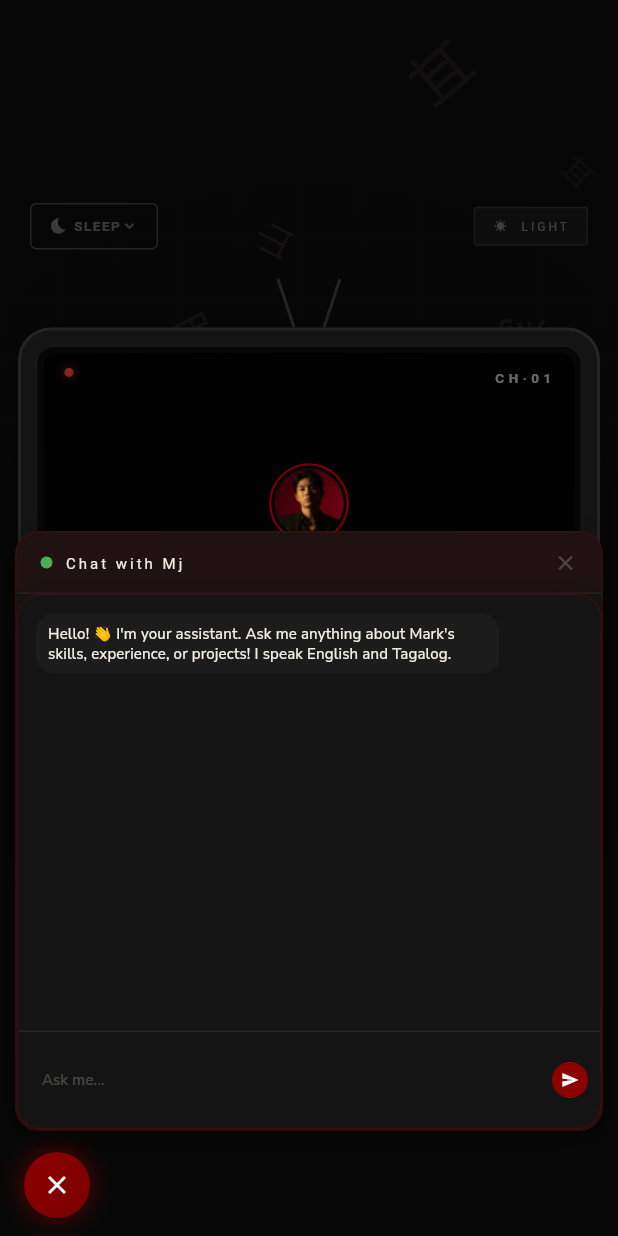
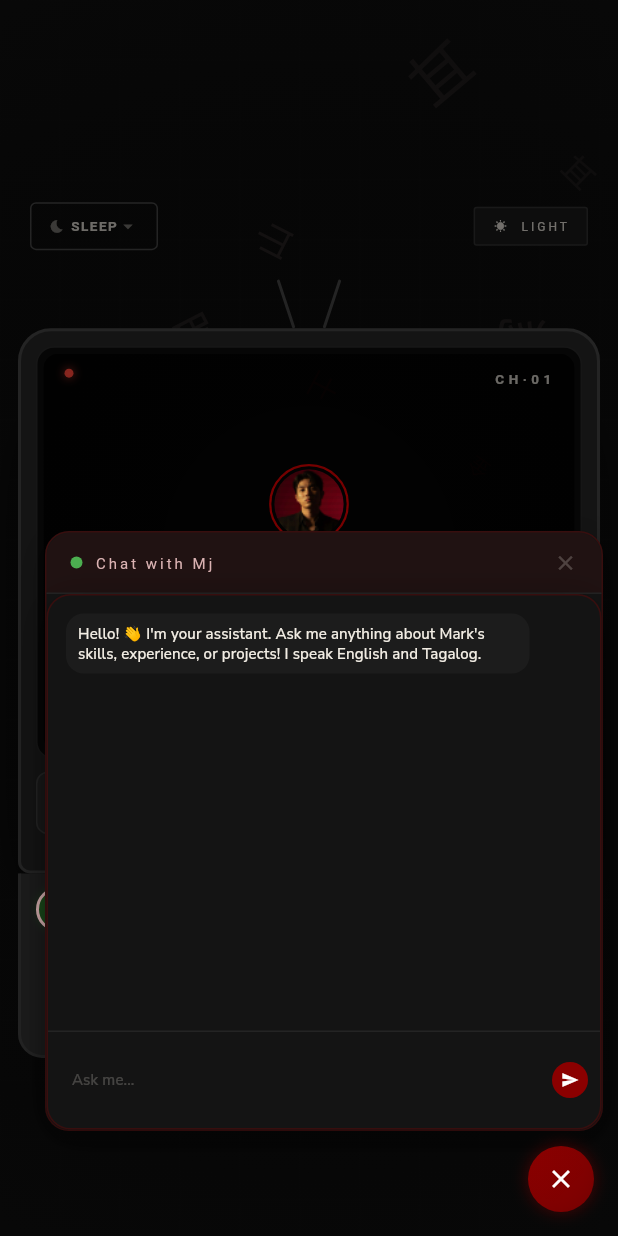
Before and after one commit to MarkJoseph1216/FlutterPorfolio, a Flutter app: the screen it shows after launch, after a tap on the "chat" icon, on a phone screen of 412 x 824 dp. Run offline on Flutter 3.47's test engine with Material 3 defaults, Android fonts, the phone set to English and light mode, and no system bars; our stand-ins replace google_fonts; missing offline and left inert: dart:js; Roboto replaces fonts that are missing (Courier Prime).

Commit message:
fixed margins, added draggable function on floating button, added screen saver and sleep timer functionality

```diff
--- a/lib/presentation/screens/home/tv_set.dart
+++ b/lib/presentation/screens/home/tv_set.dart
@@ -670,7 +670,7 @@ class _PoweredOffScreen extends StatelessWidget {
               Text(
                 'POWER OFF',
                 style: AppFonts.tvChannel(
-                  color: colors.textMuted,
+                  color: colors.tvPowerOff,
                   size: 7,
                   letterSpacing: 2,
                 ),
--- a/lib/presentation/widgets/common/floating_chat_button.dart
+++ b/lib/presentation/widgets/common/floating_chat_button.dart
@@ -17,7 +17,11 @@ class _FloatingChatButtonState extends State<FloatingChatButton>
   late Animation<double> _scaleAnimation;
   late Animation<double> _fadeAnimation;
 
-  bool _isRippleAnimating = false;
+  Offset _dragPosition = Offset.zero;
+  bool _hasUserDragged = false;
+  bool _isDragging = false;
+  Offset? _dragStartPosition;
+  Offset? _dragStartOffset;
 
   @override
   void initState() {
@@ -34,27 +38,6 @@ class _FloatingChatButtonState extends State<FloatingChatButton>
       parent: _animationController,
       curve: Curves.easeOut,
     );
-
-    WidgetsBinding.instance.addPostFrameCallback((_) {
-      if (mounted && !_isChatOpen) {
-        _startRippleAnimation();
-      }
-    });
-  }
-
-  void _startRippleAnimation() {
-    if (_isRippleAnimating) return;
-    _isRippleAnimating = true;
-
-    Future.delayed(const Duration(seconds: 3), () {
-      if (mounted && !_isChatOpen) {
-        setState(() {});
-        _isRippleAnimating = false;
-        _startRippleAnimation();
-      } else {
-        _isRippleAnimating = false;
-      }
-    });
   }
 
   @override
@@ -78,31 +61,34 @@ class _FloatingChatButtonState extends State<FloatingChatButton>
   Widget build(BuildContext context) {
     final colors = AppColors.of(context);
     final isMobile = MediaQuery.of(context).size.width < 640;
-    final isCompact = MediaQuery.of(context).size.width < 480;
-    final screenWidth = MediaQuery.of(context).size.width;
+    final screenSize = MediaQuery.of(context).size;
+    final buttonSize = isMobile ? 44.0 : 52.0;
 
-    final buttonLeft = isMobile ? 16.0 : null;
-    final buttonRight = isMobile ? null : 30.0;
-    final buttonBottom = isCompact ? 12.0 : (isMobile ? 20.0 : 30.0);
+    final double edgeMargin = isMobile ? 16 : 24;
 
-    final chatBottom = isMobile ? 70.0 : 80.0;
-    final chatRight = isMobile ? 10.0 : 20.0;
-    final chatLeft = isMobile ? 10.0 : null;
+    final double defaultX = screenSize.width - buttonSize - edgeMargin;
+    final double defaultY = screenSize.height - buttonSize - edgeMargin;
 
-    return SafeArea(
-      child: Stack(
+    double currentX = defaultX;
+    double currentY = defaultY;
+
+    if (_hasUserDragged) {
+      currentX = _dragPosition.dx;
+      currentY = _dragPosition.dy;
+    }
+
+    return Stack(
       children: [
         if (_isChatOpen)
           Positioned(
-              bottom: chatBottom,
-              right: chatRight,
-              left: chatLeft,
+            bottom: isMobile ? 70 : 80,
+            right: isMobile ? 10 : 20,
             child: FadeTransition(
               opacity: _fadeAnimation,
               child: ScaleTransition(
                 scale: _scaleAnimation,
                 child: Container(
-                    width: isMobile ? screenWidth - 40 : 320,
+                  width: isMobile ? screenSize.width - 40 : 320,
                   height: isMobile ? 400 : 450,
                   decoration: BoxDecoration(
                     color: colors.surface,
@@ -118,16 +104,12 @@ class _FloatingChatButtonState extends State<FloatingChatButton>
                   ),
                   child: Column(
                     children: [
-                        // Chat header
                       Container(
-                          padding: const EdgeInsets.symmetric(
-                              horizontal: 16, vertical: 12),
+                        padding: const EdgeInsets.symmetric(horizontal: 16, vertical: 12),
                         decoration: BoxDecoration(
                           color: colors.tvAccent.withOpacity(0.1),
-                            borderRadius: const BorderRadius.vertical(
-                                top: Radius.circular(16)),
-                            border:
-                            Border(bottom: BorderSide(color: colors.border)),
+                          borderRadius: const BorderRadius.vertical(top: Radius.circular(16)),
+                          border: Border(bottom: BorderSide(color: colors.border)),
                         ),
                         child: Row(
                           children: [
@@ -143,7 +125,7 @@ class _FloatingChatButtonState extends State<FloatingChatButton>
                             Text(
                               'Chat with Mj',
                               style: AppFonts.tvRetro(
-                                  color: colors.warmWhite,
+                                color: colors.tvAccentLight,
                                 size: 10,
                                 letterSpacing: 2,
                               ),
@@ -160,7 +142,6 @@ class _FloatingChatButtonState extends State<FloatingChatButton>
                           ],
                         ),
                       ),
-                        // Chat body
                       const Expanded(child: ChatWidget()),
                     ],
                   ),
@@ -170,14 +151,41 @@ class _FloatingChatButtonState extends State<FloatingChatButton>
           ),
 
         Positioned(
-            bottom: buttonBottom,
-            left: buttonLeft,
-            right: buttonRight,
+          left: currentX,
+          top: currentY,
           child: GestureDetector(
+            onPanStart: (details) {
+              setState(() {
+                _isDragging = true;
+                _dragStartPosition = Offset(currentX, currentY);
+                _dragStartOffset = details.localPosition;
+              });
+            },
+            onPanUpdate: (details) {
+              if (_dragStartPosition != null && _dragStartOffset != null) {
+                setState(() {
+                  double newX = (_dragStartPosition!.dx + details.localPosition.dx - _dragStartOffset!.dx)
+                      .clamp(edgeMargin, screenSize.width - buttonSize - edgeMargin);
+                  double newY = (_dragStartPosition!.dy + details.localPosition.dy - _dragStartOffset!.dy)
+                      .clamp(edgeMargin, screenSize.height - buttonSize - edgeMargin);
+
+                  _dragPosition = Offset(newX, newY);
+                  _hasUserDragged = true;
+                });
+              }
+            },
+            onPanEnd: (_) {
+              setState(() {
+                _isDragging = false;
+                _dragStartPosition = null;
+                _dragStartOffset = null;
+              });
+            },
             onTap: _toggleChat,
-              child: Container(
-                width: isMobile ? 44 : 56,
-                height: isMobile ? 44 : 56,
+            child: AnimatedContainer(
+              duration: const Duration(milliseconds: 150),
+              width: buttonSize,
+              height: buttonSize,
               decoration: BoxDecoration(
                 gradient: LinearGradient(
                   colors: [colors.tvAccent, colors.tvAccent.withOpacity(0.8)],
@@ -187,22 +195,38 @@ class _FloatingChatButtonState extends State<FloatingChatButton>
                 shape: BoxShape.circle,
                 boxShadow: [
                   BoxShadow(
-                      color: colors.tvAccent.withOpacity(0.5),
-                      blurRadius: 12,
-                      spreadRadius: 2,
+                    color: colors.tvAccent.withOpacity(0.4),
+                    blurRadius: 8,
+                    spreadRadius: 1,
                   ),
                 ],
               ),
-                child: Icon(
+              child: Stack(
+                alignment: Alignment.center,
+                children: [
+                  if (_isDragging)
+                    Container(
+                      width: buttonSize + 8,
+                      height: buttonSize + 8,
+                      decoration: BoxDecoration(
+                        shape: BoxShape.circle,
+                        border: Border.all(
+                          color: Colors.white.withOpacity(0.5),
+                          width: 2,
+                        ),
+                      ),
+                    ),
+                  Icon(
                     _isChatOpen ? Icons.close : Icons.chat,
                     color: Colors.white,
-                  size: isMobile ? 20 : 28,
+                    size: isMobile ? 20 : 24,
+                  ),
+                ],
               ),
             ),
           ),
         ),
       ],
-      ),
     );
   }
 }
--- a/lib/presentation/widgets/common/mode_toggle.dart
+++ b/lib/presentation/widgets/common/mode_toggle.dart
@@ -41,7 +41,7 @@ class _ModeToggleState extends State<ModeToggle> {
           child: Text(
             isDark ? '☀  LIGHT' : '◑  DARK',
             style: AppFonts.tvRetro(
-              color: _hovered ? colors.tvAccentLight : colors.textMuted,
+              color: _hovered ? colors.tvAccent : colors.textSecondary,
               size: 8,
               letterSpacing: 2,
             ),
--- a/lib/presentation/widgets/common/profile_screen_saver.dart
+++ b/lib/presentation/widgets/common/profile_screen_saver.dart
@@ -192,11 +192,6 @@ class _ProfileScreenSaverState extends State<ProfileScreenSaver> with SingleTick
                         Column(
                           mainAxisAlignment: MainAxisAlignment.center,
                           children: [
-                            Icon(
-                              Icons.disc_full,
-                              size: _logoSize * 0.25,
-                              color: Colors.white,
-                            ),
                             const SizedBox(height: 4),
                             Text(
                               'DVD',
--- a/lib/presentation/widgets/timer/sleep_timer.dart
+++ b/lib/presentation/widgets/timer/sleep_timer.dart
@@ -16,12 +16,11 @@ class SleepTimer extends StatefulWidget {
 class _SleepTimerState extends State<SleepTimer> {
   int _remainingMinutes = 0;
   Timer? _countdownTimer;
-  bool _isExpanded = false;
+  final GlobalKey _buttonKey = GlobalKey();
 
   void startTimer(int minutes) {
     setState(() {
       _remainingMinutes = minutes;
-      _isExpanded = false;
     });
 
     _countdownTimer?.cancel();
@@ -47,14 +46,119 @@ class _SleepTimerState extends State<SleepTimer> {
     super.dispose();
   }
 
+  void _showMenu(BuildContext context) {
+    final RenderBox button = _buttonKey.currentContext!.findRenderObject() as RenderBox;
+    final Offset offset = button.localToGlobal(Offset.zero);
+    final colors = AppColors.of(context);
+
+    showMenu<int>(
+      context: context,
+      position: RelativeRect.fromLTRB(
+        offset.dx,
+        offset.dy + button.size.height,
+        offset.dx + button.size.width,
+        offset.dy + button.size.height + 200,
+      ),
+      color: Colors.transparent,
+      elevation: 0,
+      items: [
+        PopupMenuItem<int>(
+          enabled: false,
+          padding: EdgeInsets.zero,
+          child: Container(
+            width: 140,
+            decoration: BoxDecoration(
+              color: Colors.black.withOpacity(0.95),
+              borderRadius: BorderRadius.circular(8),
+              border: Border.all(color: colors.tvAccent.withOpacity(0.3)),
+            ),
+            child: Column(
+              mainAxisSize: MainAxisSize.min,
+              children: [
+                Container(
+                  padding: const EdgeInsets.symmetric(vertical: 8),
+                  decoration: BoxDecoration(
+                    border: Border(bottom: BorderSide(color: colors.border)),
+                  ),
+                  child: Center(
+                    child: Text(
+                      'SLEEP TIMER',
+                      style: AppFonts.tvChannel(
+                        color: colors.tvAccentLight,
+                        size: 9,
+                        letterSpacing: 2,
+                      ),
+                    ),
+                  ),
+                ),
+                ...<int>[1, 15, 30, 60, 90, 120].map((minutes) {
+                  final isSelected = _remainingMinutes == minutes;
+                  return InkWell(
+                    onTap: () {
+                      Navigator.pop(context);
+                      startTimer(minutes);
+                    },
+                    child: Container(
+                      padding: const EdgeInsets.symmetric(horizontal: 16, vertical: 8),
+                      color: Colors.transparent,
+                      child: Row(
+                        mainAxisAlignment: MainAxisAlignment.spaceBetween,
+                        children: [
+                          Text(
+                            '$minutes minutes',
+                            style: AppFonts.tvRetro(
+                              color: isSelected ? colors.tvAccentLight : colors.textSecondary,
+                              size: 10,
+                            ),
+                          ),
+                          if (isSelected)
+                            Icon(Icons.check, size: 12, color: colors.tvAccentLight),
+                        ],
+                      ),
+                    ),
+                  );
+                }),
+                if (_remainingMinutes > 0) ...[
+                  Container(
+                    height: 1,
+                    margin: const EdgeInsets.symmetric(horizontal: 12),
+                    color: colors.border,
+                  ),
+                  InkWell(
+                    onTap: () {
+                      Navigator.pop(context);
+                      cancelTimer();
+                    },
+                    child: Container(
+                      padding: const EdgeInsets.symmetric(vertical: 8),
+                      child: Center(
+                        child: Text(
+                          'CANCEL TIMER',
+                          style: AppFonts.tvChannel(
+                            color: Colors.red,
+                            size: 9,
+                            letterSpacing: 2,
+                          ),
+                        ),
+                      ),
+                    ),
+                  ),
+                ],
+              ],
+            ),
+          ),
+        ),
+      ],
+    );
+  }
+
   @override
   Widget build(BuildContext context) {
     final colors = AppColors.of(context);
 
-    return Column(
-      children: [
-        GestureDetector(
-          onTap: () => setState(() => _isExpanded = !_isExpanded),
+    return GestureDetector(
+      key: _buttonKey,
+      onTap: () => _showMenu(context),
       child: Container(
         padding: const EdgeInsets.symmetric(horizontal: 12, vertical: 8),
         decoration: BoxDecoration(
@@ -66,90 +170,26 @@ class _SleepTimerState extends State<SleepTimer> {
           children: [
             Icon(
               Icons.bedtime,
-                  size: 12,
+              size: 10,
               color: _remainingMinutes > 0 ? Colors.cyan : colors.textMuted,
             ),
             const SizedBox(width: 4),
             Text(
-                  _remainingMinutes > 0 ? 'SLEEP: ${_remainingMinutes}m' : 'SLEEP',
+              _remainingMinutes > 0 ? '${_remainingMinutes}m' : 'SLEEP',
               style: AppFonts.tvChannel(
-                    color: _remainingMinutes > 0 ? Colors.cyan : colors.textMuted,
+                color: _remainingMinutes > 0 ? Colors.cyan : colors.textSecondary,
                 size: 9,
                 letterSpacing: 1,
               ),
             ),
             Icon(
-                  _isExpanded ? Icons.expand_less : Icons.expand_more,
-                  size: 12,
+              Icons.arrow_drop_down,
+              size: 14,
               color: colors.textMuted,
             ),
           ],
         ),
       ),
-        ),
-
-        if (_isExpanded)
-          Container(
-            margin: const EdgeInsets.only(top: 8),
-            padding: const EdgeInsets.all(8),
-            decoration: BoxDecoration(
-              color: colors.surfaceAlt.withOpacity(0.9),
-              borderRadius: BorderRadius.circular(8),
-              border: Border.all(color: colors.border),
-            ),
-            child: Column(
-              children: [
-                Text(
-                  'SET SLEEP TIMER',
-                  style: AppFonts.tvChannel(color: colors.textMuted, size: 7, letterSpacing: 1),
-                ),
-                const SizedBox(height: 8),
-                Wrap(
-                  spacing: 8,
-                  runSpacing: 8,
-                  children: [2, 15, 30, 60, 90, 120].map((minutes) {
-                    return GestureDetector(
-                      onTap: () => startTimer(minutes),
-                      child: Container(
-                        padding: const EdgeInsets.symmetric(horizontal: 12, vertical: 6),
-                        decoration: BoxDecoration(
-                          color: _remainingMinutes == minutes
-                              ? colors.tvAccent
-                              : colors.surfaceAlt,
-                          borderRadius: BorderRadius.circular(4),
-                          border: Border.all(color: colors.border),
-                        ),
-                        child: Text(
-                          '${minutes}m',
-                          style: AppFonts.tvRetro(
-                            color: _remainingMinutes == minutes
-                                ? Colors.white
-                                : colors.textSecondary,
-                            size: 9,
-                          ),
-                        ),
-                      ),
-                    );
-                  }).toList(),
-                ),
-                if (_remainingMinutes > 0) ...[
-                  const SizedBox(height: 8),
-                  GestureDetector(
-                    onTap: cancelTimer,
-                    child: Text(
-                      'CANCEL TIMER',
-                      style: AppFonts.tvChannel(
-                        color: Colors.red,
-                        size: 7,
-                        letterSpacing: 1,
-                      ),
-                    ),
-                  ),
-                ],
-              ],
-            ),
-          ),
-      ],
     );
   }
 }
```
Lines whose indentation alone changed are shown as unchanged.
